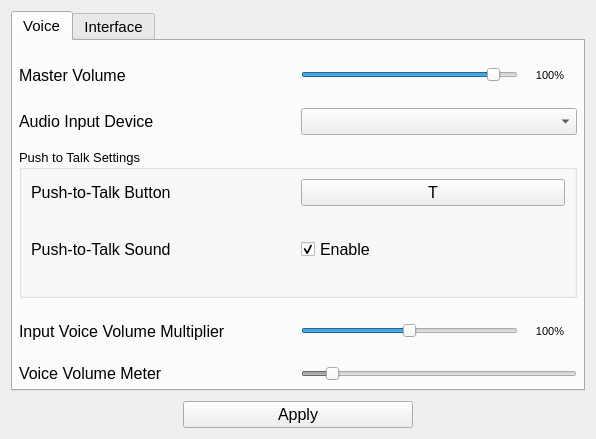
Old version of the form src/View/SettingsWindow/settingswindow.ui in the repository Flone-dnb/Silent.
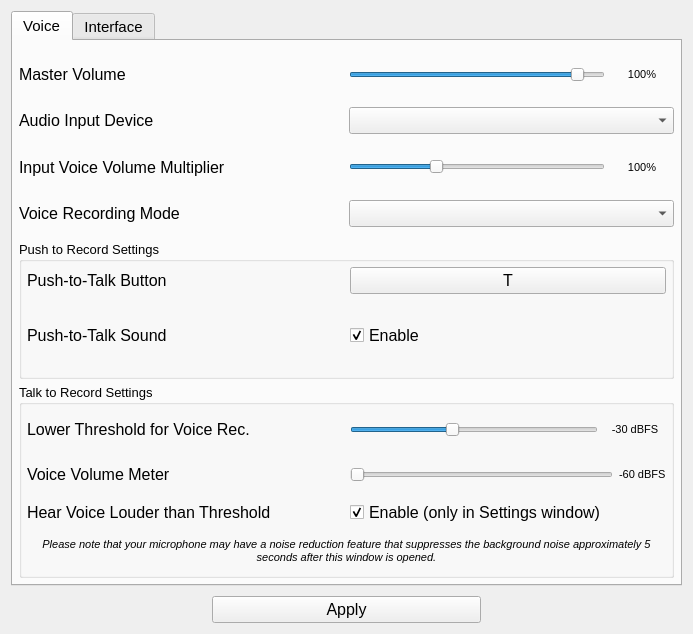
New version of the form. Custom widgets are drawn as their Qt base class.

Commit message: Added 'Talk to Record Voice' feature.

Patch:
```diff
--- a/src/View/SettingsWindow/settingswindow.ui
+++ b/src/View/SettingsWindow/settingswindow.ui
@@ -6,8 +6,8 @@
    <rect>
     <x>0</x>
     <y>0</y>
-    <width>596</width>
-    <height>439</height>
+    <width>693</width>
+    <height>634</height>
    </rect>
   </property>
   <property name="font">
@@ -23,7 +23,7 @@
    <string notr="true"/>
   </property>
   <widget class="QWidget" name="centralwidget">
-   <layout class="QVBoxLayout" name="verticalLayout_2" stretch="85,15">
+   <layout class="QVBoxLayout" name="verticalLayout_2" stretch="90,10">
     <property name="spacing">
      <number>10</number>
     </property>
@@ -57,7 +57,7 @@
        <attribute name="title">
         <string>Voice</string>
        </attribute>
-       <layout class="QVBoxLayout" name="verticalLayout" stretch="15,15,40,15,15">
+       <layout class="QVBoxLayout" name="verticalLayout" stretch="10,10,10,10,25,35">
         <property name="spacing">
          <number>5</number>
         </property>
@@ -156,7 +156,7 @@
         <item>
          <layout class="QHBoxLayout" name="horizontalLayout_3" stretch="50,50">
           <property name="bottomMargin">
-           <number>9</number>
+           <number>0</number>
           </property>
           <item>
            <widget class="QLabel" name="label_5">
@@ -189,6 +189,89 @@
           </item>
          </layout>
         </item>
+        <item>
+         <layout class="QHBoxLayout" name="horizontalLayout_9" stretch="50,50">
+          <item>
+           <widget class="QLabel" name="label_7">
+            <property name="font">
+             <font>
+              <family>Segoe UI</family>
+              <pointsize>12</pointsize>
+             </font>
+            </property>
+            <property name="text">
+             <string>Input Voice Volume Multiplier</string>
+            </property>
+           </widget>
+          </item>
+          <item>
+           <layout class="QHBoxLayout" name="horizontalLayout_10" stretch="80,20">
+            <item>
+             <widget class="QSlider" name="horizontalSlider_input_volume_mult">
+              <property name="maximum">
+               <number>300</number>
+              </property>
+              <property name="pageStep">
+               <number>10</number>
+              </property>
+              <property name="value">
+               <number>100</number>
+              </property>
+              <property name="orientation">
+               <enum>Qt::Horizontal</enum>
+              </property>
+             </widget>
+            </item>
+            <item>
+             <widget class="QLabel" name="label_input_voice_mult">
+              <property name="font">
+               <font>
+                <family>Segoe UI</family>
+                <pointsize>8</pointsize>
+               </font>
+              </property>
+              <property name="text">
+               <string>100%</string>
+              </property>
+              <property name="alignment">
+               <set>Qt::AlignCenter</set>
+              </property>
+             </widget>
+            </item>
+           </layout>
+          </item>
+         </layout>
+        </item>
+        <item>
+         <layout class="QHBoxLayout" name="horizontalLayout_11" stretch="50,50">
+          <property name="bottomMargin">
+           <number>9</number>
+          </property>
+          <item>
+           <widget class="QLabel" name="label_8">
+            <property name="font">
+             <font>
+              <family>Segoe UI</family>
+              <pointsize>12</pointsize>
+             </font>
+            </property>
+            <property name="text">
+             <string>Voice Recording Mode</string>
+            </property>
+           </widget>
+          </item>
+          <item>
+           <widget class="QComboBox" name="comboBox_voice_mode">
+            <property name="font">
+             <font>
+              <family>Segoe UI</family>
+              <pointsize>12</pointsize>
+             </font>
+            </property>
+           </widget>
+          </item>
+         </layout>
+        </item>
         <item>
          <widget class="QGroupBox" name="groupBox">
           <property name="font">
@@ -198,17 +281,23 @@
            </font>
           </property>
           <property name="title">
-           <string>Push to Talk Settings</string>
+           <string>Push to Record Settings</string>
           </property>
           <property name="flat">
            <bool>true</bool>
           </property>
           <layout class="QVBoxLayout" name="verticalLayout_3" stretch="50,50">
+           <property name="leftMargin">
+            <number>5</number>
+           </property>
            <property name="topMargin">
-            <number>9</number>
+            <number>5</number>
+           </property>
+           <property name="rightMargin">
+            <number>5</number>
            </property>
            <property name="bottomMargin">
-            <number>9</number>
+            <number>5</number>
            </property>
            <item>
             <layout class="QHBoxLayout" name="horizontalLayout_2" stretch="50,50">
@@ -304,9 +393,39 @@
          </widget>
         </item>
         <item>
-         <layout class="QHBoxLayout" name="horizontalLayout_9" stretch="50,50">
+         <widget class="QGroupBox" name="groupBox_2">
+          <property name="font">
+           <font>
+            <family>Segoe UI</family>
+            <pointsize>10</pointsize>
+           </font>
+          </property>
+          <property name="title">
+           <string>Talk to Record Settings</string>
+          </property>
+          <property name="flat">
+           <bool>true</bool>
+          </property>
+          <layout class="QVBoxLayout" name="verticalLayout_5" stretch="25,25,25,25">
+           <property name="spacing">
+            <number>6</number>
+           </property>
+           <property name="leftMargin">
+            <number>5</number>
+           </property>
+           <property name="topMargin">
+            <number>5</number>
+           </property>
+           <property name="rightMargin">
+            <number>5</number>
+           </property>
+           <property name="bottomMargin">
+            <number>5</number>
+           </property>
           <item>
-           <widget class="QLabel" name="label_7">
+            <layout class="QHBoxLayout" name="horizontalLayout_12" stretch="50,50">
+             <item>
+              <widget class="QLabel" name="label_9">
             <property name="font">
              <font>
               <family>Segoe UI</family>
@@ -314,22 +433,25 @@
              </font>
             </property>
             <property name="text">
-             <string>Input Voice Volume Multiplier</string>
+                <string>Lower Threshold for Voice Rec.</string>
             </property>
            </widget>
           </item>
           <item>
-           <layout class="QHBoxLayout" name="horizontalLayout_10" stretch="80,20">
+              <layout class="QHBoxLayout" name="horizontalLayout_13" stretch="80,20">
             <item>
-             <widget class="QSlider" name="horizontalSlider_input_volume_mult">
+                <widget class="QSlider" name="horizontalSlider_start_voice_rec">
+                 <property name="minimum">
+                  <number>-50</number>
+                 </property>
               <property name="maximum">
-               <number>200</number>
+                  <number>-1</number>
               </property>
               <property name="pageStep">
-               <number>0</number>
+                  <number>10</number>
               </property>
               <property name="value">
-               <number>100</number>
+                  <number>-30</number>
               </property>
               <property name="orientation">
                <enum>Qt::Horizontal</enum>
@@ -337,7 +459,7 @@
              </widget>
             </item>
             <item>
-             <widget class="QLabel" name="label_input_voice_mult">
+                <widget class="QLabel" name="label_start_voice_dbfs">
               <property name="font">
                <font>
                 <family>Segoe UI</family>
@@ -345,7 +467,7 @@
                </font>
               </property>
               <property name="text">
-               <string>100%</string>
+                  <string>-30 dBFS</string>
               </property>
               <property name="alignment">
                <set>Qt::AlignCenter</set>
@@ -372,28 +494,105 @@
            </widget>
           </item>
           <item>
-           <widget class="QSlider" name="voiceVolumeMeter">
+              <layout class="QHBoxLayout" name="horizontalLayout_15">
+               <item>
+                <widget class="SVoiceMeterWidget" name="voiceVolumeMeter">
             <property name="enabled">
              <bool>false</bool>
             </property>
             <property name="minimum">
-             <number>-55</number>
+                  <number>-60</number>
             </property>
             <property name="maximum">
              <number>0</number>
             </property>
             <property name="pageStep">
-             <number>1</number>
+                  <number>10</number>
             </property>
             <property name="value">
-             <number>-50</number>
+                  <number>-60</number>
             </property>
             <property name="orientation">
              <enum>Qt::Horizontal</enum>
             </property>
            </widget>
           </item>
-         </layout>
+               <item>
+                <widget class="QLabel" name="label_voice_output_dbfs">
+                 <property name="font">
+                  <font>
+                   <family>Segoe UI</family>
+                   <pointsize>8</pointsize>
+                  </font>
+                 </property>
+                 <property name="text">
+                  <string>-60 dBFS</string>
+                 </property>
+                </widget>
+               </item>
+              </layout>
+             </item>
+            </layout>
+           </item>
+           <item>
+            <layout class="QHBoxLayout" name="horizontalLayout_16">
+             <item>
+              <widget class="QLabel" name="label_11">
+               <property name="font">
+                <font>
+                 <family>Segoe UI</family>
+                 <pointsize>12</pointsize>
+                </font>
+               </property>
+               <property name="text">
+                <string>Hear Voice Louder than Threshold</string>
+               </property>
+              </widget>
+             </item>
+             <item>
+              <widget class="QCheckBox" name="checkBox_hear_voice">
+               <property name="font">
+                <font>
+                 <family>Segoe UI</family>
+                 <pointsize>12</pointsize>
+                </font>
+               </property>
+               <property name="text">
+                <string>Enable (only in Settings window)</string>
+               </property>
+               <property name="checked">
+                <bool>true</bool>
+               </property>
+              </widget>
+             </item>
+            </layout>
+           </item>
+           <item>
+            <layout class="QHBoxLayout" name="horizontalLayout_14">
+             <item>
+              <widget class="QLabel" name="label_10">
+               <property name="font">
+                <font>
+                 <family>Segoe UI</family>
+                 <pointsize>8</pointsize>
+                 <italic>true</italic>
+                </font>
+               </property>
+               <property name="text">
+                <string>Please note that your microphone may have a noise reduction feature that suppresses the background noise approximately 5 seconds after this window is opened.</string>
+               </property>
+               <property name="alignment">
+                <set>Qt::AlignCenter</set>
+               </property>
+               <property name="wordWrap">
+                <bool>true</bool>
+               </property>
+              </widget>
+             </item>
+            </layout>
+           </item>
+          </layout>
+         </widget>
         </item>
        </layout>
       </widget>
@@ -529,6 +728,13 @@
    </property>
   </widget>
  </widget>
+ <customwidgets>
+  <customwidget>
+   <class>SVoiceMeterWidget</class>
+   <extends>QSlider</extends>
+   <header>../src/View/SVoiceMeterWidget/svoicemeterwidget.h</header>
+  </customwidget>
+ </customwidgets>
  <resources/>
  <connections/>
 </ui>
```
Left out of the diff: 4 changed lines with no effect on the pictures. Lines whose indentation alone changed are shown as unchanged. The commit also changes 15 other files.
